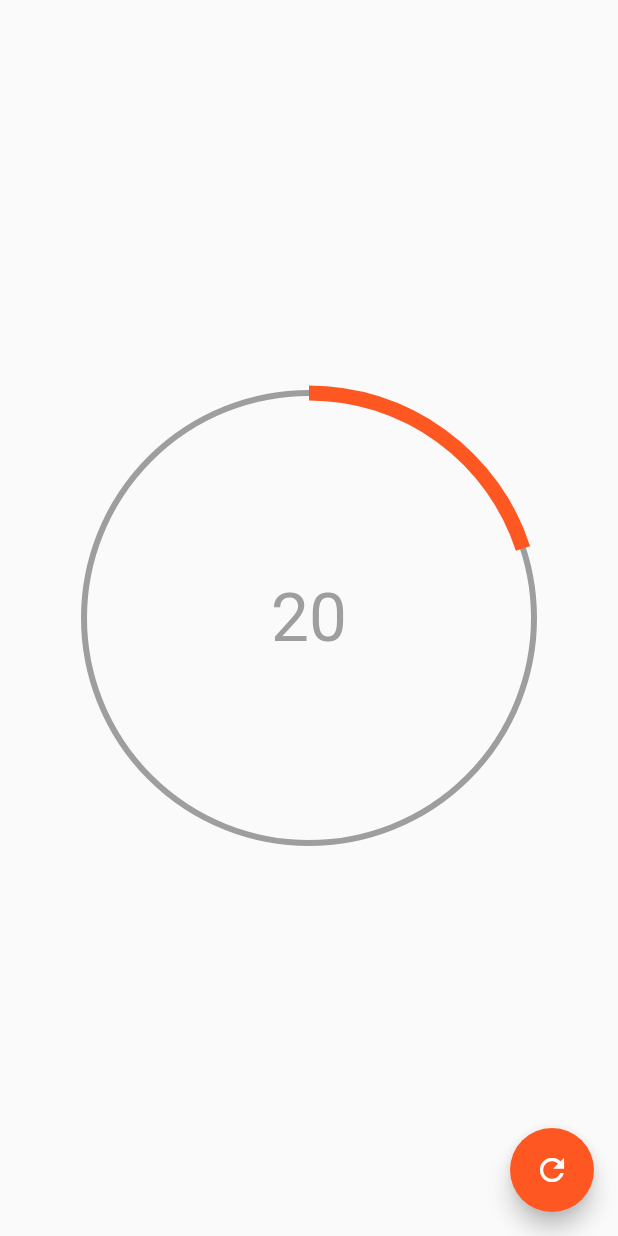
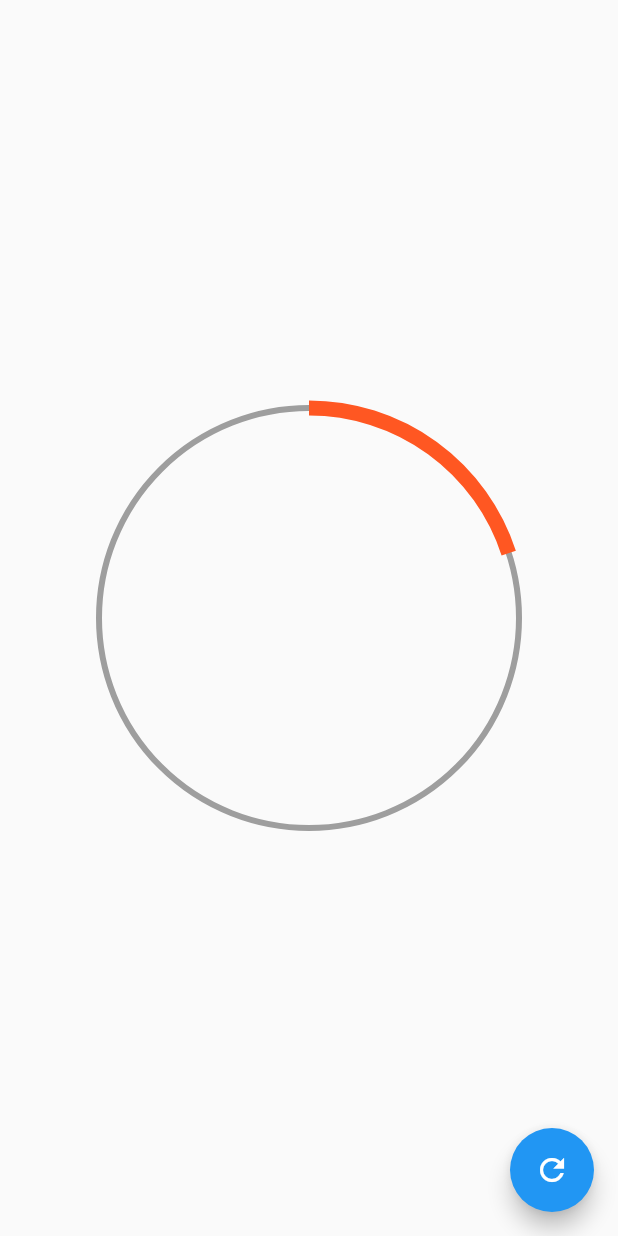
Before and after one commit to DavidBarcenas/flutter-painter-animations, a Flutter app: the screen it shows after launch, after a tap on the "refresh" icon, on a phone screen of 412 x 824 dp. Run offline on Flutter 3.47's test engine with Material 2 defaults, Android fonts, the phone set to English and light mode, and no system bars.

Commit message:
feat: Circular progress widget

```diff
--- a/lib/src/pages/progress_page.dart
+++ b/lib/src/pages/progress_page.dart
@@ -1,108 +1,38 @@
-import 'dart:math';
-import 'dart:ui';
-
 import 'package:flutter/material.dart';
+import 'package:custom_painter/src/widgets/radial_progress.dart';
 
 class ProgressPage extends StatefulWidget {
   @override
   _ProgressPageState createState() => _ProgressPageState();
 }
 
-class _ProgressPageState extends State<ProgressPage>
-    with SingleTickerProviderStateMixin {
-  AnimationController controller;
+class _ProgressPageState extends State<ProgressPage> {
   double percentage = 10;
-  double newPercentage = 10;
-
-  @override
-  void initState() {
-    controller = new AnimationController(
-        vsync: this, duration: Duration(milliseconds: 300));
-    controller.addListener(() {
-      // print('valor controller: ${controller.value}');
-      setState(() {
-        this.percentage =
-            lerpDouble(this.percentage, this.newPercentage, controller.value);
-      });
-    });
-    super.initState();
-  }
-
-  @override
-  void dispose() {
-    controller.dispose();
-    super.dispose();
-  }
+  double square = 300.0;
 
   @override
   Widget build(BuildContext context) {
     return Scaffold(
       floatingActionButton: FloatingActionButton(
-          child: Icon(Icons.refresh),
-          backgroundColor: Colors.deepOrange,
-          onPressed: () => setState(() {
-                this.percentage = this.newPercentage;
-                this.newPercentage += 10;
-                if (this.newPercentage > 100) {
-                  this.newPercentage = 0;
-                  this.percentage = 0;
-                }
-                controller.forward(from: 0.0);
-              })),
+        child: Icon(Icons.refresh),
+        onPressed: () {
+          setState(() {
+            percentage += 10;
+            if (percentage > 100) {
+              percentage = 0;
+            }
+          });
+        },
+      ),
       body: Center(
-        child: Stack(children: [
-          Container(
-            width: 300,
-            height: 300,
-            // color: Colors.pinkAccent,
-            child: CustomPaint(painter: _RadialProgressPainter(percentage)),
-          ),
-          Container(
-            width: 300,
-            height: 300,
-            alignment: Alignment.center,
-            child: Text(
-              this.newPercentage.round().toString(),
-              style: TextStyle(fontSize: 45.0, color: Colors.grey),
-            ),
-          )
-        ]),
+        child: Container(
+          padding: EdgeInsets.all(10),
+          width: square,
+          height: square,
+          // color: Colors.red,
+          child: RadialProgress(percentage: percentage),
+        ),
       ),
     );
   }
 }
-
-class _RadialProgressPainter extends CustomPainter {
-  final percentage;
-
-  _RadialProgressPainter(this.percentage);
-
-  // Circle
-  @override
-  void paint(Canvas canvas, Size size) {
-    final paint = new Paint()
-      ..strokeWidth = 4
-      ..color = Colors.grey
-      ..style = PaintingStyle.stroke;
-
-    final c = new Offset(size.width * 0.5, size.height * 0.5);
-    final radius = min(size.width * 0.5, size.height * 0.5);
-
-    canvas.drawCircle(c, radius, paint);
-    // Arco
-    final paintArc = new Paint()
-      ..strokeWidth = 10
-      ..color = Colors.deepOrange
-      ..style = PaintingStyle.stroke;
-
-    // filling progress
-    double arcAngle = 2 * pi * (percentage / 100);
-    canvas.drawArc(Rect.fromCircle(center: c, radius: radius), -pi / 2,
-        arcAngle, false, paintArc);
-  }
-
-  @override
-  bool shouldRepaint(CustomPainter oldDelegate) {
-    return true;
-  }
-}
--- /dev/null
+++ b/lib/src/widgets/radial_progress.dart
@@ -0,0 +1,58 @@
+import 'dart:math';
+
+import 'package:flutter/material.dart';
+
+class RadialProgress extends StatefulWidget {
+  final percentage;
+
+  RadialProgress({@required this.percentage});
+
+  @override
+  _RadialProgressState createState() => _RadialProgressState();
+}
+
+class _RadialProgressState extends State<RadialProgress> {
+  @override
+  Widget build(BuildContext context) {
+    return Container(
+      width: double.infinity,
+      height: double.infinity,
+      child: CustomPaint(painter: _RadialProgressPainter(widget.percentage)),
+    );
+  }
+}
+
+class _RadialProgressPainter extends CustomPainter {
+  final percentage;
+
+  _RadialProgressPainter(this.percentage);
+
+  // Circle
+  @override
+  void paint(Canvas canvas, Size size) {
+    final paint = new Paint()
+      ..strokeWidth = 4
+      ..color = Colors.grey
+      ..style = PaintingStyle.stroke;
+
+    final c = new Offset(size.width * 0.5, size.height * 0.5);
+    final radius = min(size.width * 0.5, size.height * 0.5);
+
+    canvas.drawCircle(c, radius, paint);
+    // Arco
+    final paintArc = new Paint()
+      ..strokeWidth = 10
+      ..color = Colors.deepOrange
+      ..style = PaintingStyle.stroke;
+
+    // filling progress
+    double arcAngle = 2 * pi * (percentage / 100);
+    canvas.drawArc(Rect.fromCircle(center: c, radius: radius), -pi / 2,
+        arcAngle, false, paintArc);
+  }
+
+  @override
+  bool shouldRepaint(CustomPainter oldDelegate) {
+    return true;
+  }
+}
```
Also changed, not shown: lib/src/labs/crcular_progress_page.dart (added, +108 -0 lines).
